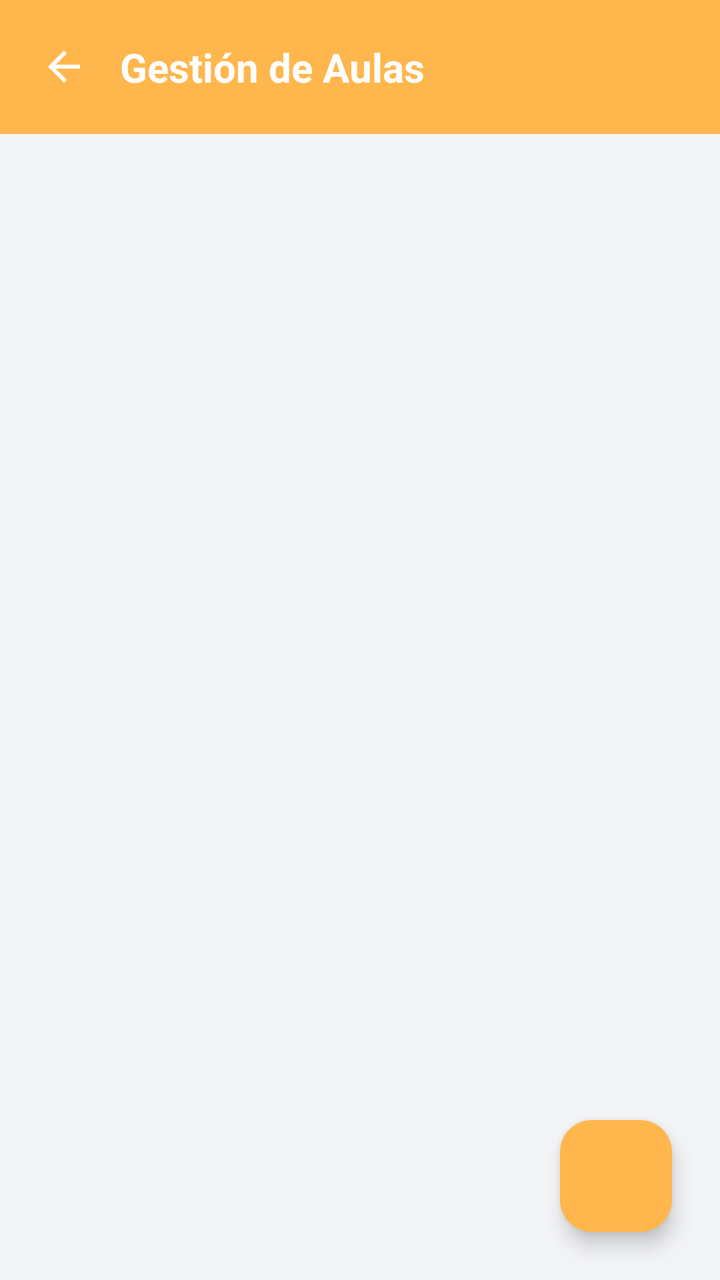
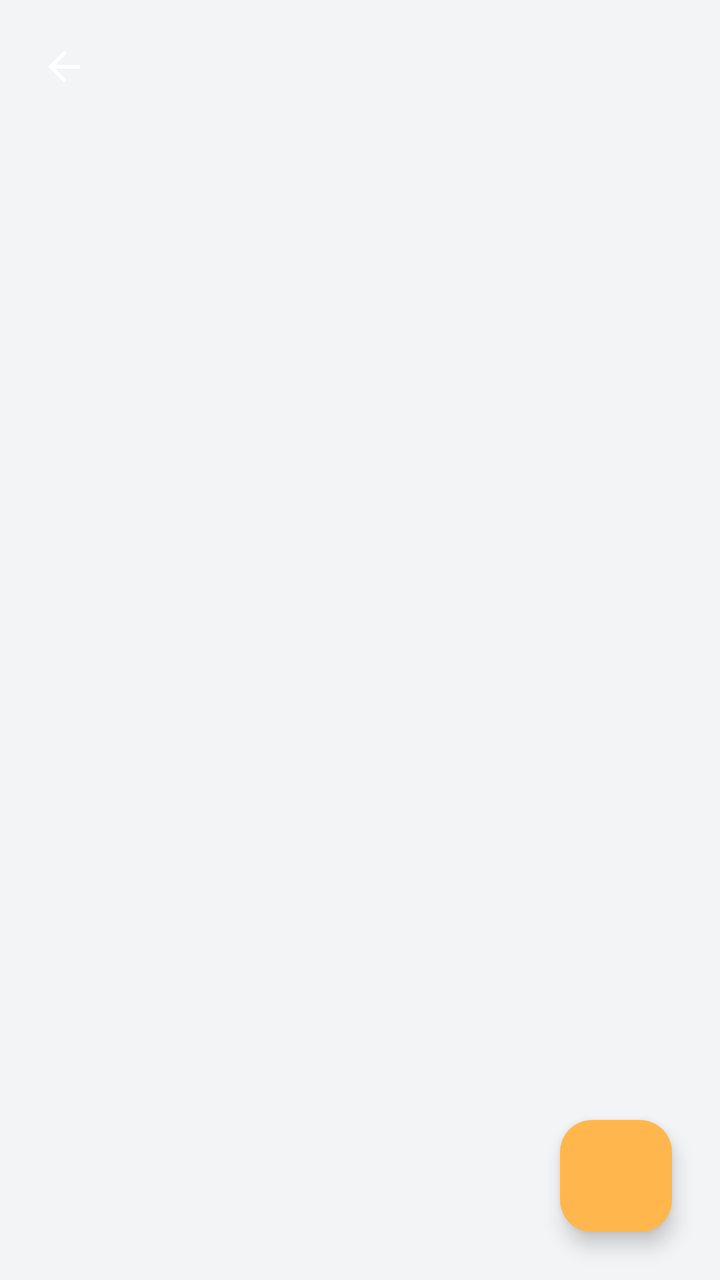

Two renders of the same Android screen: before a commit and after it. Below are the layout's source before the change and the commit's diff.
<!-- AndroidManifest.xml: application theme Theme.Aulasenora -->
<!-- res/layout/activity_manage_aulas.xml -->
<?xml version="1.0" encoding="utf-8"?>
<androidx.coordinatorlayout.widget.CoordinatorLayout xmlns:android="http://schemas.android.com/apk/res/android"
    xmlns:app="http://schemas.android.com/apk/res-auto"
    android:id="@+id/main"
    android:layout_width="match_parent"
    android:layout_height="match_parent"
    android:background="#F3F4F6">

    <LinearLayout
        android:layout_width="match_parent"
        android:layout_height="match_parent"
        android:orientation="vertical">

        <LinearLayout
            android:layout_width="match_parent"
            android:layout_height="wrap_content"
            android:background="@color/primaryOrange"
            android:orientation="horizontal"
            android:padding="20dp"
            android:gravity="center_vertical">
            <ImageView
                android:id="@+id/btnBack"
                android:layout_width="24dp"
                android:layout_height="24dp"
                android:src="@drawable/ic_back"
                app:tint="@color/white" />
            <TextView
                android:layout_width="wrap_content"
                android:layout_height="wrap_content"
                android:layout_marginStart="16dp"
                android:text="Gestión de Aulas"
                android:textColor="@color/white"
                android:textSize="20sp"
                android:textStyle="bold" />
        </LinearLayout>

        <ScrollView
            android:layout_width="match_parent"
            android:layout_height="match_parent"
            android:fillViewport="true"
            android:clipToPadding="false"
            android:paddingBottom="80dp">
            <LinearLayout
                android:id="@+id/llAulasList"
                android:layout_width="match_parent"
                android:layout_height="wrap_content"
                android:orientation="vertical"
                android:padding="16dp">
                
                

                
                <LinearLayout
                    android:id="@+id/llEmptyState"
                    android:layout_width="match_parent"
                    android:layout_height="wrap_content"
                    android:layout_marginTop="32dp"
                    android:gravity="center"
                    android:orientation="vertical"
                    android:visibility="gone">
                    <ImageView
                        android:layout_width="64dp"
                        android:layout_height="64dp"
                        android:src="@drawable/ic_book"
                        app:tint="@color/textGray" />
                    <TextView
                        android:layout_width="wrap_content"
                        android:layout_height="wrap_content"
                        android:layout_marginTop="16dp"
                        android:text="Aún no tienes aulas"
                        android:textColor="@color/textGray"
                        android:textSize="18sp"
                        android:textStyle="bold" />
                </LinearLayout>
            </LinearLayout>
        </ScrollView>
    </LinearLayout>

    <com.google.android.material.floatingactionbutton.FloatingActionButton
        android:id="@+id/fabCreateAula"
        android:layout_width="wrap_content"
        android:layout_height="wrap_content"
        android:layout_gravity="bottom|end"
        android:layout_margin="24dp"
        app:tint="@color/white"
        app:backgroundTint="@color/primaryOrange" />

</androidx.coordinatorlayout.widget.CoordinatorLayout>
<!-- resources referenced by this layout -->
<resources>
  <color name="primaryOrange">#FFB74D</color>
  <color name="textGray">#6B7280</color>
  <color name="white">#FFFFFFFF</color>
  <!-- drawable ic_back (drawable) -->
  <vector xmlns:android="http://schemas.android.com/apk/res/android"
      android:width="24dp"
      android:height="24dp"
      android:viewportWidth="24"
      android:viewportHeight="24">
    <path
        android:fillColor="@android:color/white"
        android:pathData="M20,11H7.83l5.59,-5.59L12,4l-8,8 8,8 1.41,-1.41L7.83,13H20v-2z"/>
  </vector>
  <!-- drawable ic_book (drawable) -->
  <vector xmlns:android="http://schemas.android.com/apk/res/android"
      android:width="24dp"
      android:height="24dp"
      android:viewportWidth="24"
      android:viewportHeight="24"
      android:tint="#00BBD4">
    <path
        android:fillColor="@android:color/white"
        android:pathData="M18,2H6c-1.1,0 -2,0.9 -2,2v16c0,1.1 0.9,2 2,2h12c1.1,0 2,-0.9 2,-2V4C20,2.9 19.1,2 18,2zM18,20H6V4h12V20z M9.5,8.5v7h5v-7H9.5z"/>
  </vector>
  <style name="Theme.Aulasenora" parent="Base.Theme.Aulasenora" />
  <style name="Base.Theme.Aulasenora" parent="Theme.Material3.DayNight.NoActionBar">
          
          
      </style>
</resources>

<!-- the commit's change to res/layout/activity_manage_aulas.xml (unified diff, before → after) -->
@@ -2,50 +2,20 @@
 <androidx.coordinatorlayout.widget.CoordinatorLayout xmlns:android="http://schemas.android.com/apk/res/android"
     xmlns:app="http://schemas.android.com/apk/res-auto"
     android:id="@+id/main"
-    android:layout_width="match_parent"
-    android:layout_height="match_parent"
-    android:background="#F3F4F6">
+    style="@style/ActivityRoot">
 
     <LinearLayout
-        android:layout_width="match_parent"
-        android:layout_height="match_parent"
-        android:orientation="vertical">
+        style="@style/ActivityInner">
 
-        <LinearLayout
-            android:layout_width="match_parent"
-            android:layout_height="wrap_content"
-            android:background="@color/primaryOrange"
-            android:orientation="horizontal"
-            android:padding="20dp"
-            android:gravity="center_vertical">
-            <ImageView
-                android:id="@+id/btnBack"
-                android:layout_width="24dp"
-                android:layout_height="24dp"
-                android:src="@drawable/ic_back"
-                app:tint="@color/white" />
-            <TextView
-                android:layout_width="wrap_content"
-                android:layout_height="wrap_content"
-                android:layout_marginStart="16dp"
-                android:text="Gestión de Aulas"
-                android:textColor="@color/white"
-                android:textSize="20sp"
-                android:textStyle="bold" />
-        </LinearLayout>
+        <include
+            android:id="@+id/includeHeader"
+            layout="@layout/include_header" />
 
         <ScrollView
-            android:layout_width="match_parent"
-            android:layout_height="match_parent"
-            android:fillViewport="true"
-            android:clipToPadding="false"
-            android:paddingBottom="80dp">
+            style="@style/ActivityScrollView">
             <LinearLayout
                 android:id="@+id/llAulasList"
-                android:layout_width="match_parent"
-                android:layout_height="wrap_content"
-                android:orientation="vertical"
-                android:padding="16dp">
+                style="@style/ActivityContainer">
                 
                 
 
@@ -86,3 +56,21 @@
         app:backgroundTint="@color/primaryOrange" />
 
 </androidx.coordinatorlayout.widget.CoordinatorLayout>
+<!-- res/layout/include_header.xml (included above) -->
+<?xml version="1.0" encoding="utf-8"?>
+<LinearLayout xmlns:android="http://schemas.android.com/apk/res/android"
+    xmlns:app="http://schemas.android.com/apk/res-auto"
+    android:id="@+id/headerBar"
+    style="@style/HeaderBar">
+
+    <ImageView
+        android:id="@+id/btnBack"
+        android:layout_width="24dp"
+        android:layout_height="24dp"
+        android:src="@drawable/ic_back"
+        app:tint="@color/white" />
+
+    <TextView
+        android:id="@+id/tvTitle"
+        style="@style/HeaderTitle" />
+</LinearLayout>
<!-- resource entries referenced after the edit -->
@@ -24,6 +24,44 @@
         android:fillColor="@android:color/white"
         android:pathData="M18,2H6c-1.1,0 -2,0.9 -2,2v16c0,1.1 0.9,2 2,2h12c1.1,0 2,-0.9 2,-2V4C20,2.9 19.1,2 18,2zM18,20H6V4h12V20z M9.5,8.5v7h5v-7H9.5z"/>
   </vector>
+  <style name="ActivityContainer">
+          <item name="android:layout_width">match_parent</item>
+          <item name="android:layout_height">wrap_content</item>
+          <item name="android:orientation">vertical</item>
+          <item name="android:padding">16dp</item>
+      </style>
+  <style name="ActivityInner">
+          <item name="android:layout_width">match_parent</item>
+          <item name="android:layout_height">match_parent</item>
+          <item name="android:orientation">vertical</item>
+      </style>
+  <style name="ActivityRoot">
+          <item name="android:layout_width">match_parent</item>
+          <item name="android:layout_height">match_parent</item>
+          <item name="android:background">#F3F4F6</item>
+      </style>
+  <style name="ActivityScrollView">
+          <item name="android:layout_width">match_parent</item>
+          <item name="android:layout_height">match_parent</item>
+          <item name="android:fillViewport">true</item>
+          <item name="android:clipToPadding">false</item>
+          <item name="android:paddingBottom">80dp</item>
+      </style>
+  <style name="HeaderBar">
+          <item name="android:layout_width">match_parent</item>
+          <item name="android:layout_height">wrap_content</item>
+          <item name="android:gravity">center_vertical</item>
+          <item name="android:orientation">horizontal</item>
+          <item name="android:padding">20dp</item>
+      </style>
+  <style name="HeaderTitle">
+          <item name="android:layout_width">wrap_content</item>
+          <item name="android:layout_height">wrap_content</item>
+          <item name="android:layout_marginStart">16dp</item>
+          <item name="android:textColor">@color/white</item>
+          <item name="android:textSize">20sp</item>
+          <item name="android:textStyle">bold</item>
+      </style>
   <style name="Theme.Aulasenora" parent="Base.Theme.Aulasenora" />
   <style name="Base.Theme.Aulasenora" parent="Theme.Material3.DayNight.NoActionBar">
           
